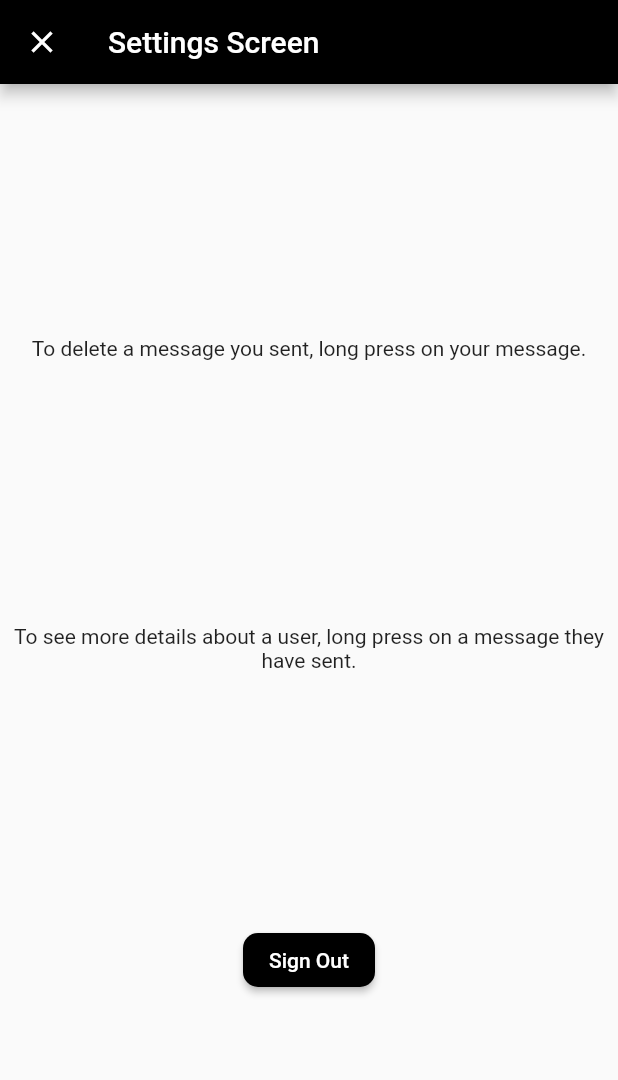
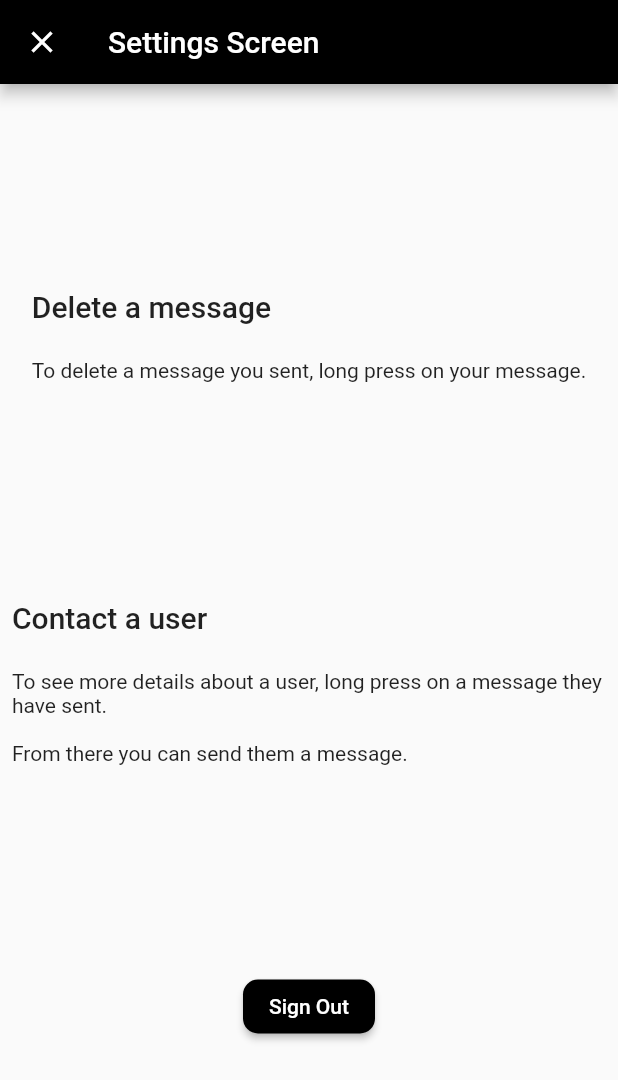
Before and after one commit to itsidohirsh/blackspace, a Flutter app: the SettingsScreen screen opened by its route, on a phone screen of 412 x 824 dp. Shown: the top 1080 px of the screen. Run offline on Flutter 3.47's test engine with Material 2 defaults, Android fonts, the phone set to English and light mode, and no system bars; our stand-ins replace cloud_firestore, firebase_auth, firebase_messaging, firebase_storage, image_picker; accounts and stored records are empty.

Commit message:
designed settings screen

```diff
--- a/lib/screens/settings_screen.dart
+++ b/lib/screens/settings_screen.dart
@@ -29,16 +29,34 @@ class SettingsScreen extends StatelessWidget {
           children: [
             Padding(
               padding: const EdgeInsets.all(8.0),
-              child: Text(
-                'To delete a message you sent, long press on your message.',
-                textAlign: TextAlign.center,
+              child: Column(
+                crossAxisAlignment: CrossAxisAlignment.start,
+                children: [
+                  Text(
+                    'Delete a message\n',
+                    style: Theme.of(context).textTheme.headline6,
+                  ),
+                  Text(
+                    'To delete a message you sent, long press on your message.',
+                    textAlign: TextAlign.left,
+                  ),
+                ],
               ),
             ),
             Padding(
               padding: const EdgeInsets.all(8.0),
-              child: Text(
-                'To see more details about a user, long press on a message they have sent.',
-                textAlign: TextAlign.center,
+              child: Column(
+                crossAxisAlignment: CrossAxisAlignment.start,
+                children: [
+                  Text(
+                    'Contact a user\n',
+                    style: Theme.of(context).textTheme.headline6,
+                  ),
+                  Text(
+                    'To see more details about a user, long press on a message they have sent.\n\nFrom there you can send them a message.',
+                    textAlign: TextAlign.left,
+                  ),
+                ],
               ),
             ),
             RaisedButton(
```
